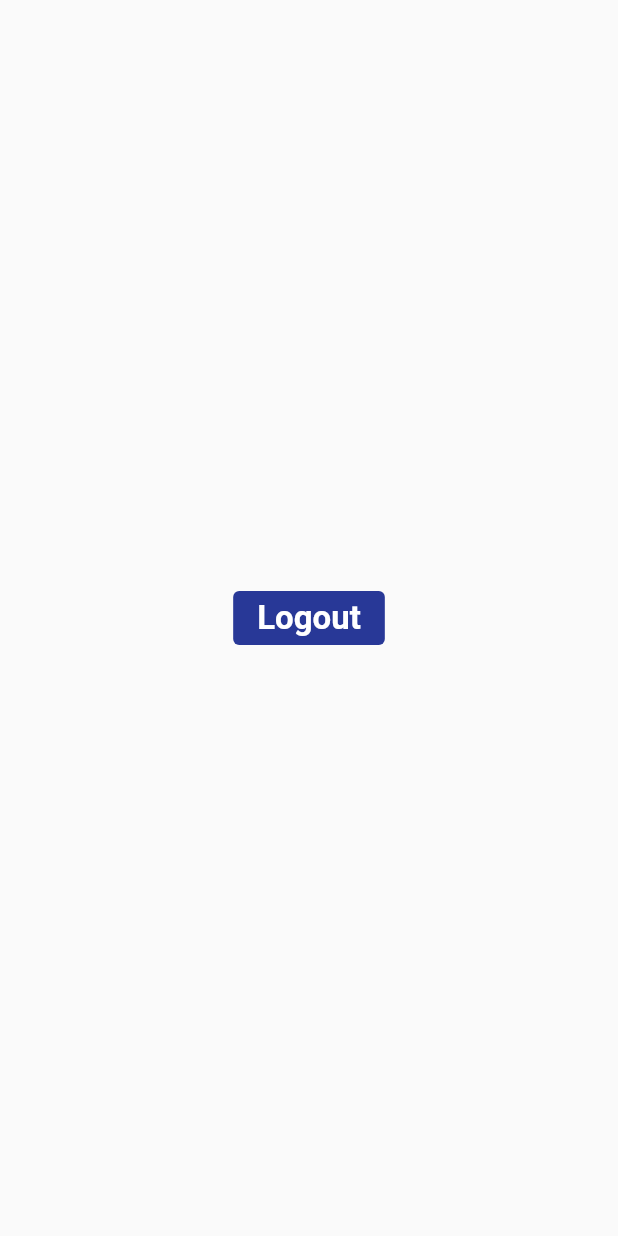
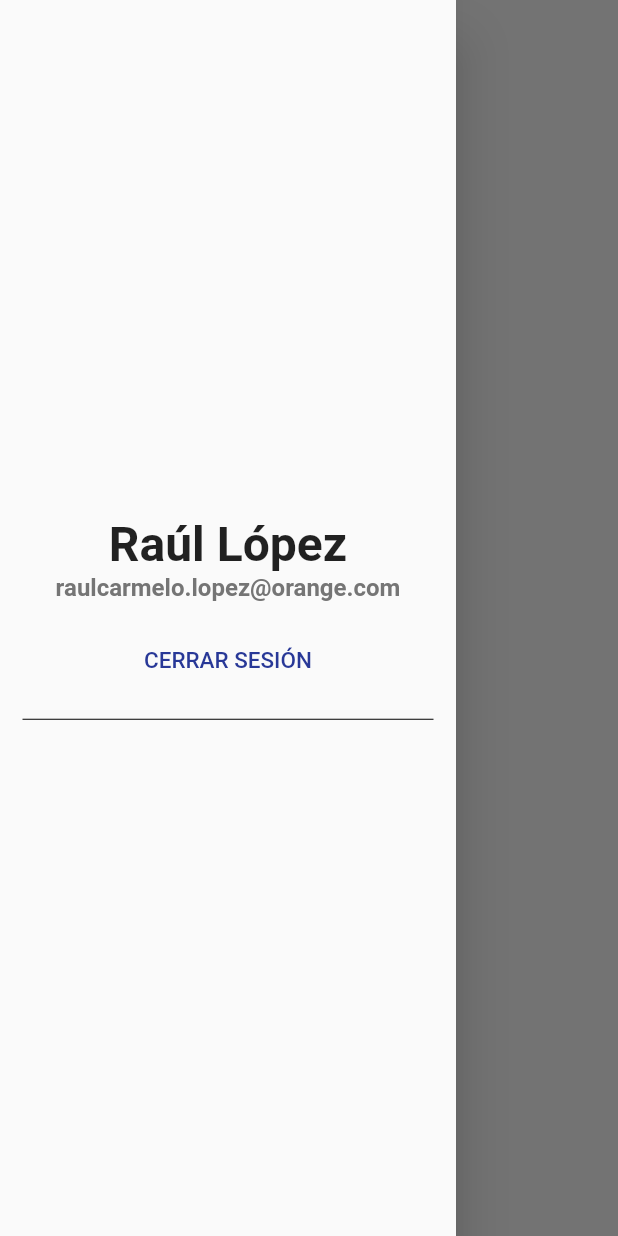
Before and after one commit to rldona/sodexo-flutter-clone, a Flutter app: the HomePage screen opened by its route, with the side drawer open (before the commit the screen has no drawer), on a phone screen of 412 x 824 dp. Run offline on Flutter 3.47's test engine with Material 2 defaults, Android fonts, the phone set to English and light mode, and no system bars; our stand-ins replace flutter_switch.

Commit message:
feat: added guest and home drawer

```diff
--- a/lib/src/pages/guest_page.dart
+++ b/lib/src/pages/guest_page.dart
@@ -13,6 +13,21 @@ class _GuestPageState extends State<GuestPage> {
   @override
   Widget build(BuildContext context) {
     return Scaffold(
+      drawerEnableOpenDragGesture: true,
+      drawer: Drawer(
+        child: Center(
+          child: Column(
+            mainAxisAlignment: MainAxisAlignment.center,
+            children: <Widget>[
+              Text('Invitado'),
+              ElevatedButton(
+                onPressed: null,
+                child: Text('Close Drawer'),
+              ),
+            ],
+          ),
+        ),
+      ),
       body: Column(
         children: [
           Container(
--- a/lib/src/pages/home_page.dart
+++ b/lib/src/pages/home_page.dart
@@ -13,6 +13,51 @@ class _HomePageState extends State<HomePage> {
   @override
   Widget build(BuildContext context) {
     return Scaffold(
+      drawer: Drawer(
+        child: Padding(
+          padding: const EdgeInsets.all(15),
+          child: Column(
+            mainAxisAlignment: MainAxisAlignment.center,
+            children: <Widget>[
+              Text(
+                'Raúl López',
+                style: TextStyle(
+                  fontSize: 32,
+                  fontWeight: FontWeight.bold,
+                ),
+              ),
+              Text(
+                'raulcarmelo.lopez@orange.com',
+                style: TextStyle(
+                  fontSize: 16,
+                  fontWeight: FontWeight.bold,
+                  color: Colors.grey[600],
+                ),
+              ),
+              SizedBox(
+                height: 15,
+              ),
+              TextButton(
+                onPressed: () => print('register button pressed!'),
+                child: Text(
+                  'CERRAR SESIÓN',
+                  style: TextStyle(
+                    fontSize: 15,
+                    color: _primaryColor,
+                  ),
+                ),
+              ),
+              SizedBox(
+                height: 15,
+              ),
+              Divider(
+                height: 1,
+                color: Colors.black,
+              ),
+            ],
+          ),
+        ),
+      ),
       body: Container(
         child: Center(
           child: ElevatedButton(
```
